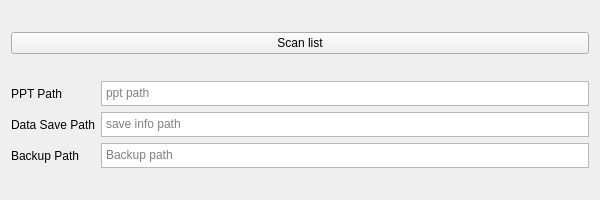
Before: the Qt Designer form core/ui/mainwindow.ui in lictailer/zmeter, drawn with Qt 5.
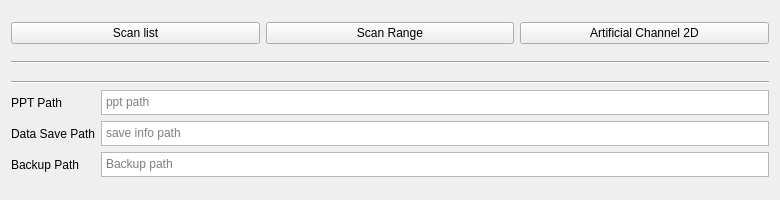
After: the same form once the commit is applied.

Commit message: Add scan range UI and improve queue/scan flow

Diff of the .ui file:
```diff
--- a/core/ui/mainwindow.ui
+++ b/core/ui/mainwindow.ui
@@ -6,7 +6,7 @@
    <rect>
     <x>0</x>
     <y>0</y>
-    <width>600</width>
+    <width>780</width>
     <height>200</height>
    </rect>
   </property>
@@ -25,28 +25,35 @@
          </property>
         </widget>
        </item>
-      </layout>
-     </item>
-     <item>
-      <layout class="QHBoxLayout" name="horizontalLayout_3" stretch="2,1,1">
        <item>
-        <layout class="QVBoxLayout" name="equation_layout" stretch="">
-         <property name="sizeConstraint">
-          <enum>QLayout::SetDefaultConstraint</enum>
+        <widget class="QPushButton" name="scan_range_button">
+         <property name="text">
+          <string>Scan Range</string>
          </property>
-        </layout>
+        </widget>
        </item>
        <item>
-        <layout class="QVBoxLayout" name="aritificial_value_layout"/>
+        <widget class="QPushButton" name="artificialChanne2D_button">
+         <property name="text">
+          <string>Artificial Channel 2D</string>
+         </property>
+        </widget>
        </item>
-       <item>
-        <layout class="QVBoxLayout" name="regular_channel_layout"/>
-       </item>
       </layout>
      </item>
+     <item>
+      <widget class="Line" name="line">
+       <property name="orientation">
+        <enum>Qt::Horizontal</enum>
+       </property>
+      </widget>
+     </item>
+     <item>
+      <layout class="QGridLayout" name="devices_grid_layout"/>
+     </item>
      <item>
       <layout class="QGridLayout" name="gridLayout">
-       <item row="0" column="1">
+       <item row="1" column="1">
         <widget class="QTextEdit" name="ppt_path">
          <property name="maximumSize">
           <size>
@@ -58,7 +65,7 @@
           <string>&lt;!DOCTYPE HTML PUBLIC &quot;-//W3C//DTD HTML 4.0//EN&quot; &quot;http://www.w3.org/TR/REC-html40/strict.dtd&quot;&gt;
 &lt;html&gt;&lt;head&gt;&lt;meta name=&quot;qrichtext&quot; content=&quot;1&quot; /&gt;&lt;style type=&quot;text/css&quot;&gt;
 p, li { white-space: pre-wrap; }
-&lt;/style&gt;&lt;/head&gt;&lt;body style=&quot; font-family:'MS Shell Dlg 2'; font-size:6.6pt; font-weight:400; font-style:normal;&quot;&gt;
+&lt;/style&gt;&lt;/head&gt;&lt;body style=&quot; font-family:'MS Shell Dlg 2'; font-size:7.125pt; font-weight:400; font-style:normal;&quot;&gt;
 &lt;p style=&quot;-qt-paragraph-type:empty; margin-top:0px; margin-bottom:0px; margin-left:0px; margin-right:0px; -qt-block-indent:0; text-indent:0px; font-size:8.25pt;&quot;&gt;&lt;br /&gt;&lt;/p&gt;&lt;/body&gt;&lt;/html&gt;</string>
          </property>
          <property name="placeholderText">
@@ -66,7 +73,7 @@
          </property>
         </widget>
        </item>
-       <item row="0" column="0">
+       <item row="1" column="0">
         <widget class="QLabel" name="label">
          <property name="minimumSize">
           <size>
@@ -85,7 +92,7 @@
          </property>
         </widget>
        </item>
-       <item row="1" column="1">
+       <item row="2" column="1">
         <widget class="QTextEdit" name="save_info_path">
          <property name="maximumSize">
           <size>
@@ -100,7 +107,7 @@
           <string>&lt;!DOCTYPE HTML PUBLIC &quot;-//W3C//DTD HTML 4.0//EN&quot; &quot;http://www.w3.org/TR/REC-html40/strict.dtd&quot;&gt;
 &lt;html&gt;&lt;head&gt;&lt;meta name=&quot;qrichtext&quot; content=&quot;1&quot; /&gt;&lt;style type=&quot;text/css&quot;&gt;
 p, li { white-space: pre-wrap; }
-&lt;/style&gt;&lt;/head&gt;&lt;body style=&quot; font-family:'MS Shell Dlg 2'; font-size:6.6pt; font-weight:400; font-style:normal;&quot;&gt;
+&lt;/style&gt;&lt;/head&gt;&lt;body style=&quot; font-family:'MS Shell Dlg 2'; font-size:7.125pt; font-weight:400; font-style:normal;&quot;&gt;
 &lt;p style=&quot;-qt-paragraph-type:empty; margin-top:0px; margin-bottom:0px; margin-left:0px; margin-right:0px; -qt-block-indent:0; text-indent:0px; font-size:8.25pt;&quot;&gt;&lt;br /&gt;&lt;/p&gt;&lt;/body&gt;&lt;/html&gt;</string>
          </property>
          <property name="placeholderText">
@@ -108,21 +115,21 @@
          </property>
         </widget>
        </item>
-       <item row="1" column="0">
+       <item row="2" column="0">
         <widget class="QLabel" name="label_2">
          <property name="text">
           <string>Data Save Path</string>
          </property>
         </widget>
        </item>
-       <item row="2" column="0">
+       <item row="3" column="0">
         <widget class="QLabel" name="label_3">
          <property name="text">
           <string>Backup Path</string>
          </property>
         </widget>
        </item>
-       <item row="2" column="1">
+       <item row="3" column="1">
         <widget class="QTextEdit" name="backup_Path">
          <property name="enabled">
           <bool>true</bool>
@@ -143,14 +150,21 @@
           <string>&lt;!DOCTYPE HTML PUBLIC &quot;-//W3C//DTD HTML 4.0//EN&quot; &quot;http://www.w3.org/TR/REC-html40/strict.dtd&quot;&gt;
 &lt;html&gt;&lt;head&gt;&lt;meta name=&quot;qrichtext&quot; content=&quot;1&quot; /&gt;&lt;style type=&quot;text/css&quot;&gt;
 p, li { white-space: pre-wrap; }
-&lt;/style&gt;&lt;/head&gt;&lt;body style=&quot; font-family:'MS Shell Dlg 2'; font-size:6.6pt; font-weight:400; font-style:normal;&quot;&gt;
-&lt;p style=&quot;-qt-paragraph-type:empty; margin-top:0px; margin-bottom:0px; margin-left:0px; margin-right:0px; -qt-block-indent:0; text-indent:0px;&quot;&gt;&lt;br /&gt;&lt;/p&gt;&lt;/body&gt;&lt;/html&gt;</string>
+&lt;/style&gt;&lt;/head&gt;&lt;body style=&quot; font-family:'MS Shell Dlg 2'; font-size:7.125pt; font-weight:400; font-style:normal;&quot;&gt;
+&lt;p style=&quot;-qt-paragraph-type:empty; margin-top:0px; margin-bottom:0px; margin-left:0px; margin-right:0px; -qt-block-indent:0; text-indent:0px; font-size:6.6pt;&quot;&gt;&lt;br /&gt;&lt;/p&gt;&lt;/body&gt;&lt;/html&gt;</string>
          </property>
          <property name="placeholderText">
           <string>Backup path</string>
          </property>
         </widget>
        </item>
+       <item row="0" column="0" colspan="2">
+        <widget class="Line" name="line_2">
+         <property name="orientation">
+          <enum>Qt::Horizontal</enum>
+         </property>
+        </widget>
+       </item>
       </layout>
      </item>
     </layout>
```
The commit also changes 9 other files.
